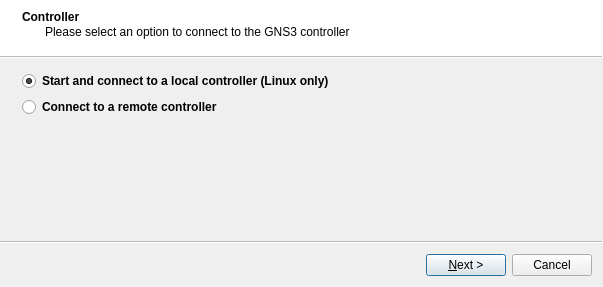
Old version of the form gns3/ui/setup_wizard.ui in the repository GNS3/gns3-gui.
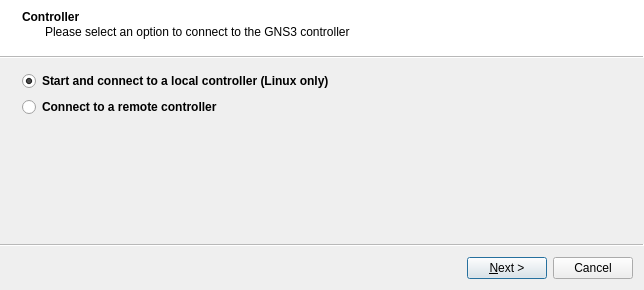
New version of the form.

Commit message: Option to disable SSL certificate verification for future connections. Fixes https://github.com/GNS3/gns3-gui/issues/3694

What changed in the file:
```diff
--- a/gns3/ui/setup_wizard.ui
+++ b/gns3/ui/setup_wizard.ui
@@ -6,8 +6,8 @@
    <rect>
     <x>0</x>
     <y>0</y>
-    <width>603</width>
-    <height>287</height>
+    <width>644</width>
+    <height>290</height>
    </rect>
   </property>
   <property name="windowTitle">
```
Left out of the diff: 63 changed lines with no effect on the pictures. The commit also changes 5 other files.
